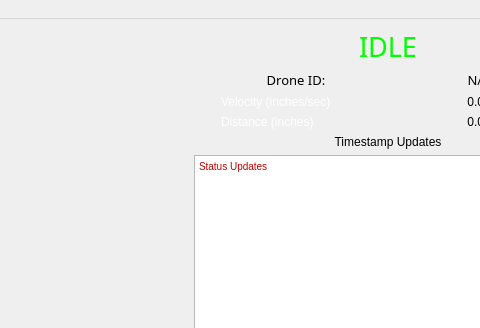
This is Python_Serial_Master/mainwindow.ui in chance189/SD2_DRONE as Qt 5 draws it before an edit; both pictures show x 209 to 689 and y 0 to 328 of the 800 by 600 pixel window. The edited form follows.
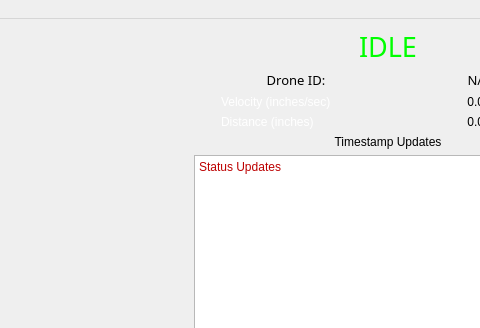
This is the edited form.

Commit message: going back

The edit to the form file:
```diff
--- a/Python_Serial_Master/mainwindow.ui
+++ b/Python_Serial_Master/mainwindow.ui
@@ -237,7 +237,7 @@
          </widget>
         </item>
         <item>
-         <widget class="QTextEdit" name="time_updates">
+         <widget class="QPlainTextEdit" name="time_updates">
           <property name="sizePolicy">
            <sizepolicy hsizetype="Maximum" vsizetype="Expanding">
             <horstretch>0</horstretch>
@@ -259,12 +259,8 @@
           <property name="horizontalScrollBarPolicy">
            <enum>Qt::ScrollBarAlwaysOff</enum>
           </property>
-          <property name="html">
-           <string>&lt;!DOCTYPE HTML PUBLIC &quot;-//W3C//DTD HTML 4.0//EN&quot; &quot;http://www.w3.org/TR/REC-html40/strict.dtd&quot;&gt;
-&lt;html&gt;&lt;head&gt;&lt;meta name=&quot;qrichtext&quot; content=&quot;1&quot; /&gt;&lt;style type=&quot;text/css&quot;&gt;
-p, li { white-space: pre-wrap; }
-&lt;/style&gt;&lt;/head&gt;&lt;body style=&quot; font-family:'MS Shell Dlg 2'; font-size:7.8pt; font-weight:400; font-style:normal;&quot;&gt;
-&lt;p style=&quot; margin-top:0px; margin-bottom:0px; margin-left:0px; margin-right:0px; -qt-block-indent:0; text-indent:0px;&quot;&gt;Status Updates&lt;/p&gt;&lt;/body&gt;&lt;/html&gt;</string>
+          <property name="plainText">
+           <string>Status Updates</string>
           </property>
          </widget>
         </item>
```
